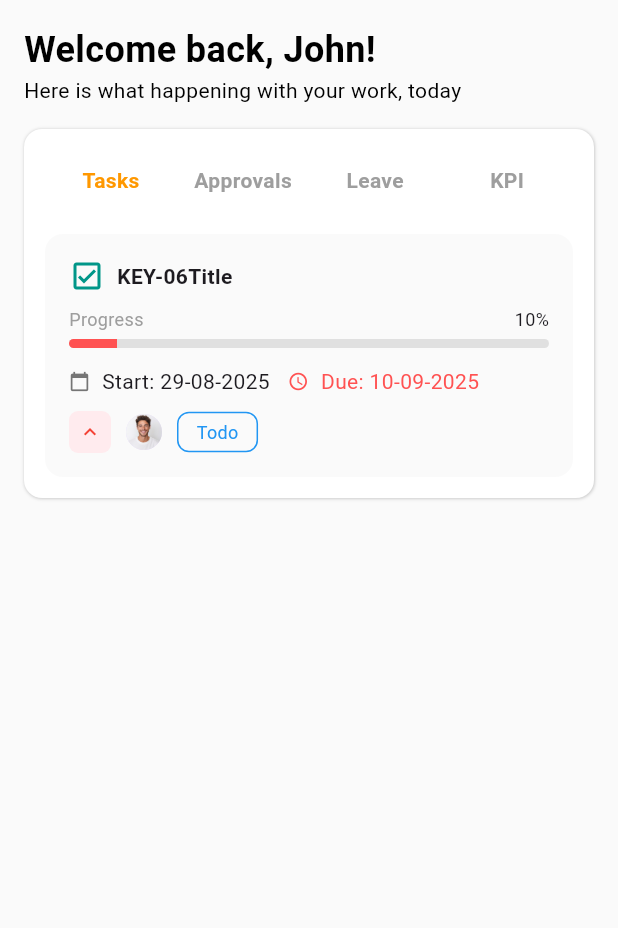
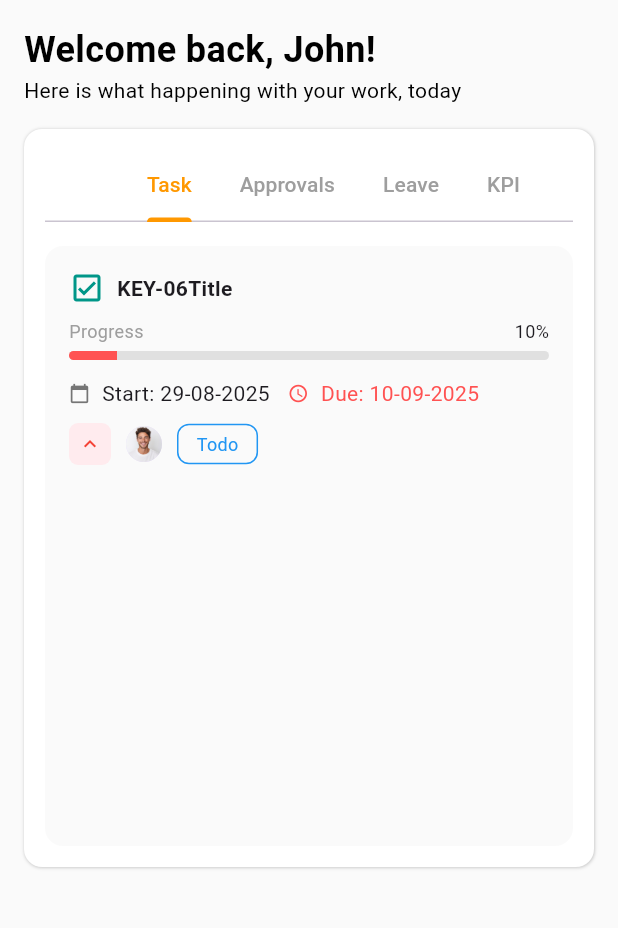
Before and after one commit to nithnoem/Flutter_Learning, a Flutter app: the HomeScreen screen opened by its route, on a phone screen of 412 x 824 dp, the part 84-1012 px from its top. Run offline on Flutter 3.47's test engine with Material 3 defaults, Android fonts, the phone set to English and light mode, and no system bars; our stand-ins replace get.

Commit message:
Front-End: building menu scrolling

```diff
--- a/udoo_erp/lib/screens/home_screen.dart
+++ b/udoo_erp/lib/screens/home_screen.dart
@@ -111,35 +111,75 @@ class _HomeScreenState extends State<HomeScreen> {
       ),
       child: Column(
         children: [
-          Row(
-            children: List.generate(tabs.length, (index) {
-              final selected = index == selectedIndex;
-              return Expanded(
-                child: Container(
-                  padding: EdgeInsets.symmetric(vertical: 10),
-                  decoration: BoxDecoration(
-                    color: selected ? Colors.white : Colors.transparent,
-                    borderRadius: BorderRadius.circular(8),
-                  ),
-                  alignment: Alignment.center,
-                  child: Text(
-                    tabs[index],
-                    style: TextStyle(
-                      fontWeight: FontWeight.w600,
-                      color: selected ? Colors.orange : Colors.grey,
-                    ),
-                  ),
-                ),
-              );
-            }),
+          DefaultTabController(
+            length: 4,
+            child: Column(
+              crossAxisAlignment: CrossAxisAlignment.start,
+              children: [_menuTabs, SizedBox(height: 16), _menuContent],
+            ),
           ),
-          SizedBox(height: 16),
+
+          // Row(
+          //   children: List.generate(tabs.length, (index) {
+          //     final selected = index == selectedIndex;
+          //     return Expanded(
+          //       child: Container(
+          //         padding: EdgeInsets.symmetric(vertical: 10),
+          //         decoration: BoxDecoration(
+          //           color: selected ? Colors.white : Colors.transparent,
+          //           borderRadius: BorderRadius.circular(8),
+          //         ),
+          //         alignment: Alignment.center,
+          //         child: Text(
+          //           tabs[index],
+          //           style: TextStyle(
+          //             fontWeight: FontWeight.w600,
+          //             color: selected ? Colors.orange : Colors.grey,
+          //           ),
+          //         ),
+          //       ),
+          //     );
+          //   }),
+          // ),
+          // SizedBox(height: 16),
+        ],
+      ),
+    );
+  }
+
+  Widget get _menuTabs {
+    return TabBar(
+      isScrollable: true,
+      labelColor: Colors.orange,
+      unselectedLabelColor: Colors.grey,
+      indicatorColor: Colors.orange,
+      indicatorWeight: 2,
+      indicatorSize: TabBarIndicatorSize.label,
+      labelStyle: TextStyle(fontSize: 14, fontWeight: FontWeight.w500),
+      tabs: [
+        Tab(text: 'Task'),
+        Tab(text: 'Approvals'),
+        Tab(text: 'Leave'),
+        Tab(text: 'KPI'),
+      ],
+    );
+  }
+
+  Widget get _menuContent {
+    return SizedBox(
+      height: 400,
+      child: TabBarView(
+        children: [
+          // _taskView
           TaskCard(
             title: 'KEY-06Title',
             progress: 10,
             start: '29-08-2025',
             due: '10-09-2025',
           ),
+          Center(child: Text('Approvals')),
+          Center(child: Text('Leave')),
+          Center(child: Text('KPI')),
         ],
       ),
     );
```
